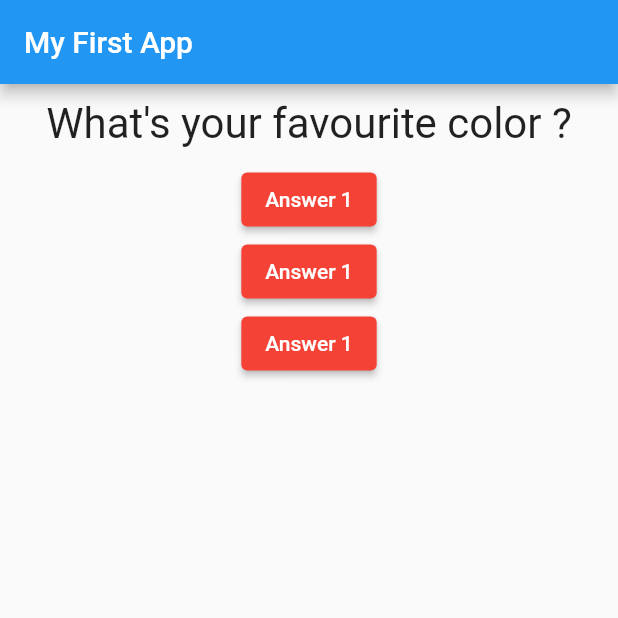
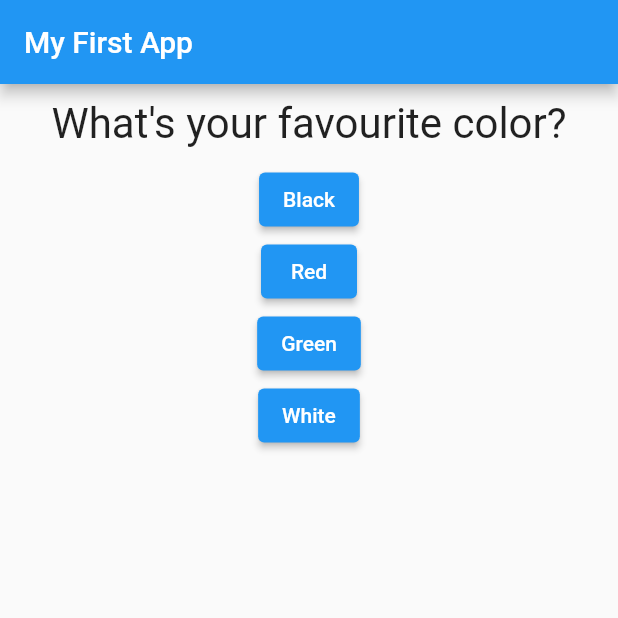
Before and after one commit to nischal08/simple_quiz_max, a Flutter app: the screen it shows after launch, on a phone screen of 412 x 824 dp, the top half of it. Run offline on Flutter 3.47's test engine with Material 2 defaults, Android fonts, the phone set to English and light mode, and no system bars.

Commit message:
Using maps

```diff
--- a/lib/answer.dart
+++ b/lib/answer.dart
@@ -2,18 +2,18 @@ import 'package:flutter/material.dart';
 
 class Answer extends StatelessWidget {
   final Function selectHandler;
-
-  Answer(this.selectHandler);
+  final String answerText;
+  Answer(this.selectHandler, this.answerText);
   @override
   Widget build(BuildContext context) {
     return Container(
       child: ElevatedButton(
         onPressed: selectHandler,
         style: ElevatedButton.styleFrom(
-          primary: Colors.red,
+          primary: Colors.blue,
         ),
         // onPressed: answerQuestion,
-        child: Text("Answer 1"),
+        child: Text(answerText),
       ),
     );
   }
--- a/lib/main.dart
+++ b/lib/main.dart
@@ -16,8 +16,18 @@ class _MyAppState extends State<MyApp> {
   @override
   Widget build(BuildContext context) {
     var questions = [
-      'What\'s your favourite color ?',
-      'What\'s your favourite animal ?',
+      {
+        'questionText': 'What\'s your favourite color?',
+        'answers': ['Black', 'Red', 'Green', 'White'],
+      },
+      {
+        'questionText': 'What\'s your favourite animal?',
+        'answers': ['Rabbit', 'Snake', 'Eleplant', 'Lion'],
+      },
+      {
+        'questionText': 'What\'s your favourite instructor?',
+        'answers': ['Max', 'Shepher', 'Angela', 'John'],
+      },
     ];
 
     void _answerQuestion() {
@@ -34,11 +44,12 @@ class _MyAppState extends State<MyApp> {
         body: Column(
           children: [
             Question(
-              questions.elementAt(_questionIndex),
+              questions[_questionIndex]['questionText'],
             ),
-            Answer( _answerQuestion),
-            Answer( _answerQuestion),
-            Answer( _answerQuestion),
+            ...(questions[_questionIndex]['answers'] as List<String>)
+                .map((answer) {
+              return Answer(_answerQuestion, answer);
+            }).toList(),
           ],
         ),
       ),
```
